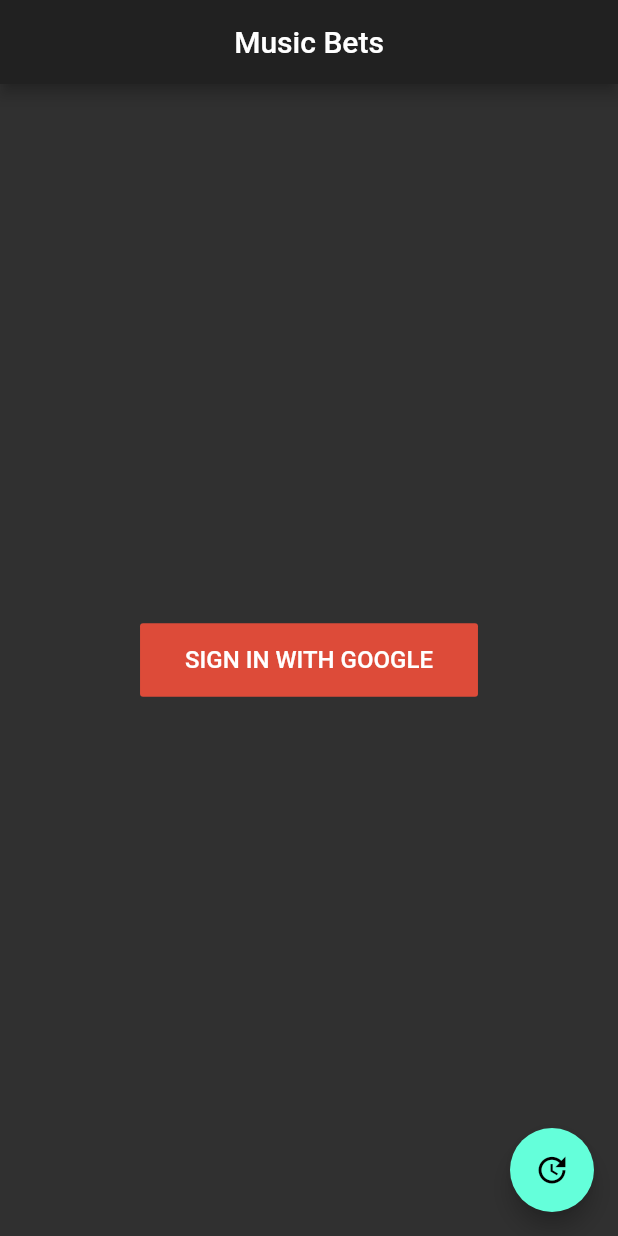
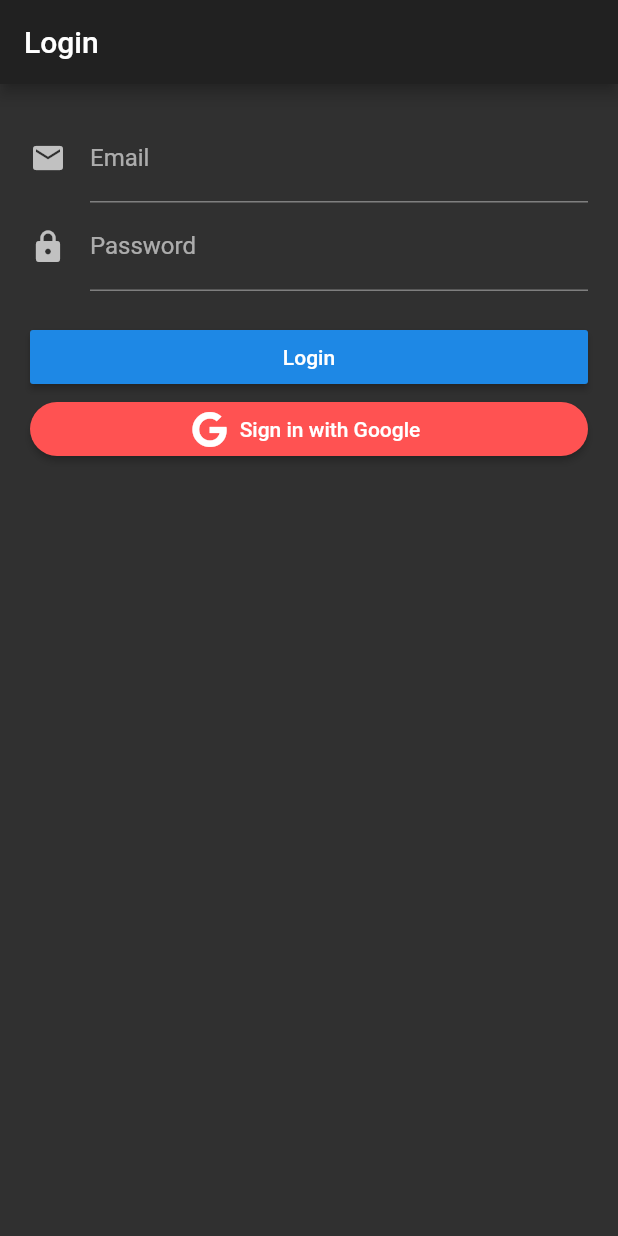
Before and after one commit to drybnikov/music-bets, a Flutter app: the screen it shows after launch, on a phone screen of 412 x 824 dp. Run offline on Flutter 3.47's test engine with Material 2 defaults, Android fonts, the phone set to English and light mode, and no system bars; our stand-ins replace bloc, cached_network_image, cloud_firestore, equatable, firebase_auth, flutter_bloc and 5 more; missing offline and left inert: audio; accounts and stored records are empty.

Commit message:
Added bloc login and auth parts

```diff
--- a/lib/ChartList.dart
+++ b/lib/ChartList.dart
@@ -5,6 +5,7 @@
 import 'package:flutter/material.dart';
 import 'package:flutter_bloc/flutter_bloc.dart';
 import 'bloc/ThemeBloc.dart';
+import 'authentication/authentication.dart';
 import 'BalanceBar.dart';
 
 import 'ui/ConfirmationWidget.dart';
@@ -75,6 +76,7 @@
                 onPressed: _openPositions),
             IconButton(icon: Icon(Icons.input), onPressed: _openChips),
             IconButton(icon: Icon(Icons.update), onPressed: _switchTheme),
+            IconButton(icon: Icon(Icons.exit_to_app), onPressed: _loggedOut),
           ],
         ),
         body: _buildBody(context),
@@ -99,6 +101,10 @@
         },
       ),
     );
+  }
+
+  void _loggedOut() {
+    context.bloc<AuthenticationBloc>().add(LoggedOut());
   }
 
   void _switchTheme() {
--- /dev/null
+++ b/lib/authentication/authentication.dart
@@ -0,0 +1,3 @@
+export 'authentication_bloc.dart';
+export 'authentication_event.dart';
+export 'authentication_state.dart';
--- /dev/null
+++ b/lib/authentication/authentication_event.dart
@@ -0,0 +1,25 @@
+import 'package:meta/meta.dart';
+import 'package:equatable/equatable.dart';
+
+abstract class AuthenticationEvent extends Equatable {
+  const AuthenticationEvent();
+
+  @override
+  List<Object> get props => [];
+}
+
+class AppStarted extends AuthenticationEvent {}
+
+class LoggedIn extends AuthenticationEvent {
+  final String token;
+
+  const LoggedIn({@required this.token});
+
+  @override
+  List<Object> get props => [token];
+
+  @override
+  String toString() => 'LoggedIn { token: $token }';
+}
+
+class LoggedOut extends AuthenticationEvent {}
--- /dev/null
+++ b/lib/authentication/authentication_state.dart
@@ -0,0 +1,27 @@
+import 'package:equatable/equatable.dart';
+import 'package:meta/meta.dart';
+
+abstract class AuthenticationState extends Equatable {
+  const AuthenticationState();
+
+  @override
+  List<Object> get props => [];
+}
+
+class AuthenticationUninitialized extends AuthenticationState {}
+
+class AuthenticationAuthenticated extends AuthenticationState {
+  final String token;
+
+  const AuthenticationAuthenticated({@required this.token});
+
+  @override
+  List<Object> get props => [token];
+
+  @override
+  String toString() => 'AuthenticationAuthenticated { token: $token }';
+}
+
+class AuthenticationUnauthenticated extends AuthenticationState {}
+
+class AuthenticationLoading extends AuthenticationState {}
--- /dev/null
+++ b/lib/login/bloc/login_bloc.dart
@@ -0,0 +1,51 @@
+import 'dart:async';
+
+import 'package:meta/meta.dart';
+import 'package:equatable/equatable.dart';
+import 'package:bloc/bloc.dart';
+import 'package:musicbets/network/LoginRepository.dart';
+
+import 'package:musicbets/authentication/authentication.dart';
+
+part 'login_event.dart';
+part 'login_state.dart';
+
+class LoginBloc extends Bloc<LoginEvent, LoginState> {
+  final LoginRepository loginRepository;
+  final AuthenticationBloc authenticationBloc;
+
+  LoginBloc({
+    @required this.loginRepository,
+    @required this.authenticationBloc,
+  })  : assert(loginRepository != null),
+        assert(authenticationBloc != null);
+
+  @override
+  LoginState get initialState => LoginInitial();
+
+  @override
+  Stream<LoginState> mapEventToState(LoginEvent event) async* {
+    if (event is LoginButtonPressed) {
+      yield LoginLoading();
+
+      try {
+        final user = await loginRepository.signInWithCredentials(event.username, event.password);
+
+        authenticationBloc.add(LoggedIn(token: user.uid));
+        yield LoginInitial();
+      } catch (error) {
+        yield LoginFailure(error: error.toString());
+      }
+    } else if (event is LoginWithGooglePressed) {
+      yield LoginLoading();
+      try {
+        final user = await loginRepository.signInWithGoogle();
+
+        authenticationBloc.add(LoggedIn(token: user.uid));
+        yield LoginInitial();
+      } catch (error) {
+        yield LoginFailure(error: error.toString());
+      }
+    }
+  }
+}
--- /dev/null
+++ b/lib/login/bloc/login_event.dart
@@ -0,0 +1,26 @@
+part of 'login_bloc.dart';
+
+abstract class LoginEvent extends Equatable {
+  const LoginEvent();
+  @override
+  List<Object> get props => [];
+}
+
+class LoginWithGooglePressed extends LoginEvent {}
+
+class LoginButtonPressed extends LoginEvent {
+  final String username;
+  final String password;
+
+  const LoginButtonPressed({
+    @required this.username,
+    @required this.password,
+  });
+
+  @override
+  List<Object> get props => [username, password];
+
+  @override
+  String toString() =>
+      'LoginButtonPressed { username: $username, password: $password }';
+}
--- /dev/null
+++ b/lib/login/bloc/login_state.dart
@@ -0,0 +1,24 @@
+part of 'login_bloc.dart';
+
+abstract class LoginState extends Equatable {
+  const LoginState();
+
+  @override
+  List<Object> get props => [];
+}
+
+class LoginInitial extends LoginState {}
+
+class LoginLoading extends LoginState {}
+
+class LoginFailure extends LoginState {
+  final String error;
+
+  const LoginFailure({@required this.error});
+
+  @override
+  List<Object> get props => [error];
+
+  @override
+  String toString() => 'LoginFailure { error: $error }';
+}
--- /dev/null
+++ b/lib/login/login_form.dart
@@ -0,0 +1,91 @@
+import 'package:flutter/material.dart';
+import 'package:flutter_bloc/flutter_bloc.dart';
+import 'bloc/login_bloc.dart';
+
+import 'package:musicbets/ui/GoogleLoginButton.dart';
+import 'package:musicbets/ui/validators.dart';
+
+class LoginForm extends StatefulWidget {
+  @override
+  State<LoginForm> createState() => _LoginFormState();
+}
+
+class _LoginFormState extends State<LoginForm> {
+  final _usernameController = TextEditingController();
+  final _passwordController = TextEditingController();
+
+  @override
+  Widget build(BuildContext context) {
+    _onLoginButtonPressed() {
+      BlocProvider.of<LoginBloc>(context).add(
+        LoginButtonPressed(
+          username: _usernameController.text,
+          password: _passwordController.text,
+        ),
+      );
+    }
+
+    return BlocListener<LoginBloc, LoginState>(
+      listener: (context, state) {
+        if (state is LoginFailure) {
+          Scaffold.of(context).showSnackBar(
+            SnackBar(
+              content: Text('${state.error}'),
+              backgroundColor: Colors.red,
+            ),
+          );
+        }
+      },
+      child: BlocBuilder<LoginBloc, LoginState>(
+        builder: (context, state) {
+          return Padding(
+              padding: EdgeInsets.all(20.0),
+              child: Form(
+                child: ListView(
+                  children: <Widget>[
+                    TextFormField(
+                      decoration: InputDecoration(
+                        icon: Icon(Icons.email),
+                        labelText: 'Email',
+                      ),
+                      keyboardType: TextInputType.emailAddress,
+                      autovalidate: true,
+                      autocorrect: false,
+                      controller: _usernameController,
+                    ),
+                    TextFormField(
+                      decoration: InputDecoration(
+                        icon: Icon(Icons.lock),
+                        labelText: 'Password',
+                      ),
+                      obscureText: true,
+                      autovalidate: true,
+                      autocorrect: false,
+                      controller: _passwordController,
+                    ),
+                    Padding(
+                        padding: EdgeInsets.symmetric(vertical: 20),
+                        child: Column(
+                            crossAxisAlignment: CrossAxisAlignment.stretch,
+                            children: <Widget>[
+                              RaisedButton(
+                                onPressed: state is! LoginLoading
+                                    ? _onLoginButtonPressed
+                                    : null,
+                                child: Text('Login'),
+                              ),
+                              GoogleLoginButton(),
+                              Container(
+                                child: state is LoginLoading
+                                    ? CircularProgressIndicator()
+                                    : null,
+                              ),
+                            ]))
+                  ],
+                ),
+              ));
+        },
+      ),
+    );
+  }
+}
--- /dev/null
+++ b/lib/login/login_page.dart
@@ -0,0 +1,34 @@
+import 'package:flutter/material.dart';
+
+import 'package:flutter_bloc/flutter_bloc.dart';
+import 'login_form.dart';
+import 'package:musicbets/network/LoginRepository.dart';
+
+import 'package:musicbets/authentication/authentication.dart';
+import 'bloc/login_bloc.dart';
+
+class LoginPage extends StatelessWidget {
+  final LoginRepository loginRepository;
+
+  LoginPage({Key key, @required this.loginRepository})
+      : assert(loginRepository != null),
+        super(key: key);
+
+  @override
+  Widget build(BuildContext context) {
+    return Scaffold(
+      appBar: AppBar(
+        title: Text('Login'),
+      ),
+      body: BlocProvider(
+        create: (context) {
+          return LoginBloc(
+            authenticationBloc: BlocProvider.of<AuthenticationBloc>(context),
+            loginRepository: loginRepository,
+          );
+        },
+        child: LoginForm(),
+      ),
+    );
+  }
+}
--- a/lib/main.dart
+++ b/lib/main.dart
@@ -2,7 +2,13 @@
 import 'package:bloc/bloc.dart';
 import 'package:flutter_bloc/flutter_bloc.dart';
 
-import 'login.dart';
+import 'bloc/ThemeBloc.dart';
+import 'ChartList.dart';
+import 'package:musicbets/login/login_page.dart';
+import 'package:musicbets/network/LoginRepository.dart';
+
+import 'package:musicbets/authentication/authentication.dart';
+import 'package:musicbets/ui/splash_page.dart';
 
 class SimpleBlocDelegate extends BlocDelegate {
   @override
@@ -25,6 +31,48 @@
 }
 
 void main() {
+  WidgetsFlutterBinding.ensureInitialized();
   BlocSupervisor.delegate = SimpleBlocDelegate();
-  runApp(MyApp());
+  final loginRepository = LoginRepository();
+
+  runApp(BlocProvider<AuthenticationBloc>(
+    create: (context) {
+      return AuthenticationBloc(loginRepository: loginRepository)
+        ..add(AppStarted());
+    },
+    child: App(loginRepository: loginRepository),
+  ));
 }
+
+class App extends StatelessWidget {
+  final LoginRepository loginRepository;
+
+  App({Key key, @required this.loginRepository}) : super(key: key);
+
+  @override
+  Widget build(BuildContext context) {
+    return BlocProvider(
+        create: (_) => ThemeBloc(),
+        child: BlocBuilder<ThemeBloc, ThemeData>(builder: (_, theme) {
+          return MaterialApp(
+            title: 'Music Bets',
+            theme: theme,
+            home: BlocBuilder<AuthenticationBloc, AuthenticationState>(
+              builder: (context, state) {
+                if (state is AuthenticationAuthenticated) {
+                  return ChartListHome(currentUserId: state.token);
+                }
+                if (state is AuthenticationUnauthenticated) {
+                  return LoginPage(loginRepository: loginRepository);
+                }
+                // if (state is AuthenticationLoading) {
+                //   return LoadingIndicator();
+                // }
+                return SplashPage();
+              },
+            ),
+            debugShowCheckedModeBanner: false,
+          );
+        }));
+  }
+}
--- /dev/null
+++ b/lib/network/LoginRepository.dart
@@ -0,0 +1,66 @@
+import 'package:meta/meta.dart';
+import 'package:shared_preferences/shared_preferences.dart';
+import 'package:google_sign_in/google_sign_in.dart';
+import 'package:cloud_firestore/cloud_firestore.dart';
+import 'package:firebase_auth/firebase_auth.dart';
+
+class LoginRepository {
+  SharedPreferences prefs;
+  bool isLoggedIn = false;
+
+  final FirebaseAuth _firebaseAuth;
+  final GoogleSignIn _googleSignIn;
+
+  LoginRepository({FirebaseAuth firebaseAuth, GoogleSignIn googleSignin})
+      : _firebaseAuth = firebaseAuth ?? FirebaseAuth.instance,
+        _googleSignIn = googleSignin ?? GoogleSignIn(scopes: <String>['email']);
+
+  Future<FirebaseUser> signInWithGoogle() async {
+    GoogleSignInAccount googleUser = await _googleSignIn.signIn();
+    GoogleSignInAuthentication googleAuth = await googleUser.authentication;
+
+    final AuthCredential credential = GoogleAuthProvider.getCredential(
+      accessToken: googleAuth.accessToken,
+      idToken: googleAuth.idToken,
+    );
+
+    return (await _firebaseAuth.signInWithCredential(credential)).user;
+  }
+
+  Future<FirebaseUser> signInWithCredentials(
+      String email, String password) async {
+    return (await _firebaseAuth.signInWithEmailAndPassword(
+      email: email,
+      password: password,
+    ))
+        .user;
+  }
+
+  Future<void> signUp({String email, String password}) async {
+    return await _firebaseAuth.createUserWithEmailAndPassword(
+      email: email,
+      password: password,
+    );
+  }
+
+  Future<void> persistToken(String token) async {
+    prefs = await SharedPreferences.getInstance();
+    await prefs.setString('id', token);
+
+    return;
+  }
+
+  Future<String> getToken() async {
+    prefs = await SharedPreferences.getInstance();
+    isLoggedIn = await _googleSignIn.isSignedIn();
+
+    return isLoggedIn ? prefs.getString('id') : null;
+  }
+
+  Future<void> signOut() async {
+    return Future.wait([
+      _firebaseAuth.signOut(),
+      _googleSignIn.signOut(),
+    ]);
+  }
+}
--- /dev/null
+++ b/lib/ui/GoogleLoginButton.dart
@@ -0,0 +1,23 @@
+import 'package:flutter/material.dart';
+import 'package:flutter_bloc/flutter_bloc.dart';
+import 'package:musicbets/login/bloc/login_bloc.dart';
+import 'package:font_awesome_flutter/font_awesome_flutter.dart';
+
+class GoogleLoginButton extends StatelessWidget {
+  @override
+  Widget build(BuildContext context) {
+    return RaisedButton.icon(
+      shape: RoundedRectangleBorder(
+        borderRadius: BorderRadius.circular(30.0),
+      ),
+      icon: Icon(FontAwesomeIcons.google, color: Colors.white),
+      onPressed: () {
+        BlocProvider.of<LoginBloc>(context).add(
+          LoginWithGooglePressed(),
+        );
+      },
+      label: Text('Sign in with Google', style: TextStyle(color: Colors.white)),
+      color: Colors.redAccent,
+    );
+  }
+}
--- /dev/null
+++ b/lib/ui/validators.dart
@@ -0,0 +1,16 @@
+class Validators {
+  static final RegExp _emailRegExp = RegExp(
+    r'^[a-zA-Z0-9.!#$%&’*+/=?^_`{|}~-]+@[a-zA-Z0-9-]+(?:\.[a-zA-Z0-9-]+)*$',
+  );
+  static final RegExp _passwordRegExp = RegExp(
+    r'^(?=.*[A-Za-z])(?=.*\d)[A-Za-z\d]{8,}$',
+  );
+
+  static isValidEmail(String email) {
+    return _emailRegExp.hasMatch(email);
+  }
+
+  static isValidPassword(String password) {
+    return _passwordRegExp.hasMatch(password);
+  }
+}
--- a/pubspec.yaml
+++ b/pubspec.yaml
@@ -38,10 +38,16 @@
   flutter_chips_input: ^1.7.0
   bloc: ^3.0.0
   flutter_bloc: ^3.2.0
+  equatable: ^1.0.0
+  meta: ^1.1.6
+  font_awesome_flutter: ^8.4.0
 
 dev_dependencies:
   flutter_test:
     sdk: flutter
+
+  test: ^1.3.0
+  bloc_test: ^3.0.0
 
 dependency_overrides:
   firebase_core: 0.4.4
```
Also changed, not shown: lib/authentication/authentication_bloc.dart (added, +52 -0 lines), lib/ui/splash_page.dart (added, +12 -0 lines), pubspec.lock, 2 other files.
